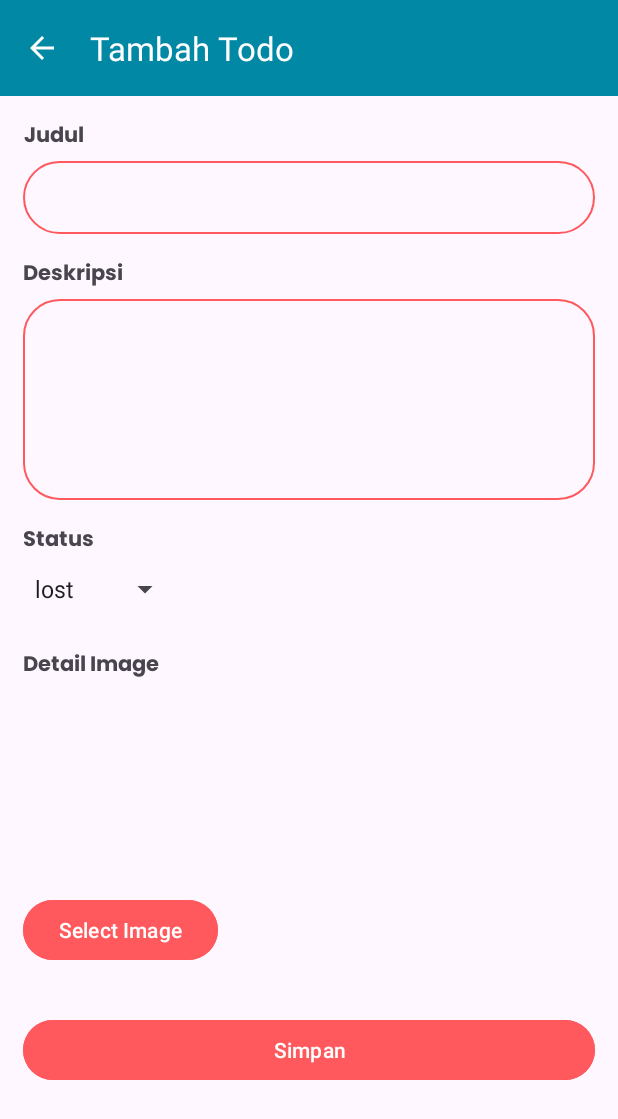
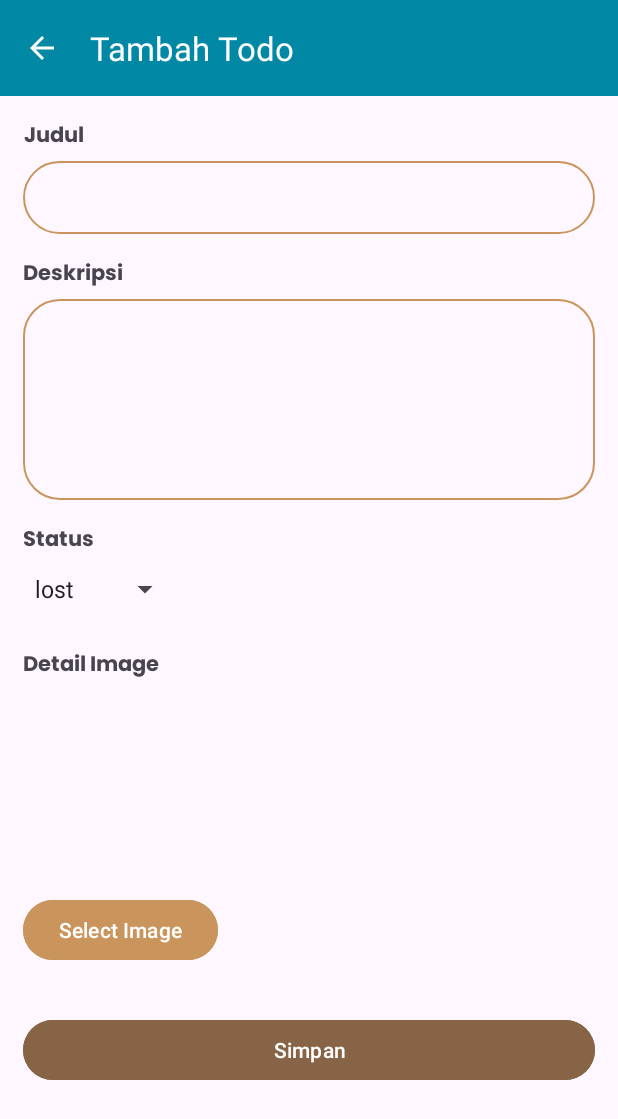
Before and after one commit to ifs21052-Emely-itdel/LostandFoundAPK, an Android app: the LostandFoundManageActivity screen opened directly, with no data from a screen before it, on a phone screen of 412 x 824 dp. Shown: the top 1119 px of the screen. Run offline under Robolectric (Android 15) with nearby library versions, the phone set to English and light mode, and no system bars; network calls fail; pictures from the network do not load.

Commit message:
error fix

```diff
--- a/app/src/main/AndroidManifest.xml
+++ b/app/src/main/AndroidManifest.xml
@@ -9,9 +9,9 @@
         android:allowBackup="true"
         android:dataExtractionRules="@xml/data_extraction_rules"
         android:fullBackupContent="@xml/backup_rules"
-        android:icon="@drawable/box"
+        android:icon="@drawable/lostfound"
         android:label="@string/app_name"
-        android:roundIcon="@drawable/box"
+        android:roundIcon="@drawable/lostfound"
         android:supportsRtl="true"
         android:theme="@style/Theme.LostAndFound"
         tools:targetApi="31">
--- a/app/src/main/java/com/ifs21048/lostandfound/presentation/lostandfound/LostandFoundDetailActivity.kt
+++ b/app/src/main/java/com/ifs21048/lostandfound/presentation/lostandfound/LostandFoundDetailActivity.kt
@@ -183,7 +183,7 @@ class LostandFoundDetailActivity : AppCompatActivity() {
                     val positiveButton = dialog.getButton(AlertDialog.BUTTON_POSITIVE)
                     val negativeButton = dialog.getButton(AlertDialog.BUTTON_NEGATIVE)
                     positiveButton.setTextColor(resources.getColor(R.color.green))
-                    negativeButton.setTextColor(resources.getColor(R.color.red))
+                    negativeButton.setTextColor(resources.getColor(R.color.choco))
                 }
 
 
--- a/app/src/main/res/drawable/rounded_corner.xml
+++ b/app/src/main/res/drawable/rounded_corner.xml
@@ -3,6 +3,6 @@
    android:shape="rectangle" >
 
     <corners android:radius="24dp"/>
-    <stroke android:width="1dip" android:color="@color/redish"/>
+    <stroke android:width="1dip" android:color="@color/chocis"/>
 
 </shape>
--- a/app/src/main/res/layout/activity_login.xml
+++ b/app/src/main/res/layout/activity_login.xml
@@ -89,7 +89,7 @@
             android:layout_marginEnd="24dp"
             android:padding="15dp"
             android:text="Login"
-            android:backgroundTint="@color/redish"
+            android:backgroundTint="@color/chocis"
             android:textSize="16sp"
             app:layout_constraintEnd_toEndOf="parent"
             app:layout_constraintHorizontal_bias="0.0"
@@ -127,7 +127,7 @@
             app:layout_constraintHorizontal_bias="0.498"
             app:layout_constraintStart_toStartOf="parent"
             app:layout_constraintTop_toBottomOf="@+id/textView"
-            app:srcCompat="@drawable/box" />
+            app:srcCompat="@drawable/lostfound" />
 
     </androidx.constraintlayout.widget.ConstraintLayout>
 </ScrollView>
--- a/app/src/main/res/layout/activity_lostand_found_detail.xml
+++ b/app/src/main/res/layout/activity_lostand_found_detail.xml
@@ -120,7 +120,7 @@
                     app:layout_constraintHorizontal_bias="0.498"
                     app:layout_constraintStart_toStartOf="parent"
                     app:layout_constraintTop_toBottomOf="@+id/tvLostandFoundDetailStatus"
-                    tools:srcCompat="@tools:sample/backgrounds/scenic" />
+                    tools:srcCompat="@tools:sample/avatars" />
 
             </androidx.constraintlayout.widget.ConstraintLayout>
         </androidx.cardview.widget.CardView>
--- a/app/src/main/res/layout/activity_lostand_found_manage.xml
+++ b/app/src/main/res/layout/activity_lostand_found_manage.xml
@@ -132,7 +132,7 @@
                 android:layout_width="0dp"
                 android:layout_height="wrap_content"
                 android:layout_marginTop="32dp"
-                android:backgroundTint="@color/redish"
+                android:backgroundTint="@color/choco"
                 android:text="Simpan"
                 android:textSize="14sp"
                 app:layout_constraintBottom_toBottomOf="parent"
@@ -162,14 +162,14 @@
                 app:layout_constraintHorizontal_bias="0.0"
                 app:layout_constraintStart_toStartOf="parent"
                 app:layout_constraintTop_toBottomOf="@+id/tvLostandFoundManageLabelImg"
-                tools:srcCompat="@tools:sample/backgrounds/scenic" />
+                tools:srcCompat="@tools:sample/avatars" />
 
             <Button
                 android:id="@+id/buttonLostandFound"
                 android:layout_width="wrap_content"
                 android:layout_height="wrap_content"
                 android:layout_marginTop="8dp"
-                android:backgroundTint="@color/redish"
+                android:backgroundTint="@color/chocis"
                 android:text="Select Image"
                 app:layout_constraintEnd_toEndOf="parent"
                 app:layout_constraintHorizontal_bias="0.0"
--- a/app/src/main/res/layout/activity_profile.xml
+++ b/app/src/main/res/layout/activity_profile.xml
@@ -26,7 +26,7 @@
             android:layout_marginTop="32dp"
             android:background="@color/white"
             android:padding="15dp"
-            app:srcCompat="@drawable/ic_person" />
+            app:srcCompat="@drawable/eme" />
 
         <TextView
             android:id="@+id/tvProfileName"
--- a/app/src/main/res/layout/activity_register.xml
+++ b/app/src/main/res/layout/activity_register.xml
@@ -98,7 +98,7 @@
             android:layout_width="144dp"
             android:layout_height="142dp"
             android:layout_marginTop="24dp"
-            android:src="@drawable/box"
+            android:src="@drawable/hand"
             app:layout_constraintEnd_toEndOf="parent"
             app:layout_constraintHorizontal_bias="0.498"
             app:layout_constraintStart_toStartOf="parent"
@@ -111,7 +111,7 @@
             android:layout_marginStart="24dp"
             android:layout_marginTop="48dp"
             android:layout_marginEnd="24dp"
-            android:backgroundTint="@color/redish"
+            android:backgroundTint="@color/chocis"
             android:padding="15dp"
             android:text="Register"
             android:textSize="16sp"
--- a/app/src/main/res/values/colors.xml
+++ b/app/src/main/res/values/colors.xml
@@ -2,7 +2,7 @@
 <resources>
     <color name="black">#FF000000</color>
     <color name="white">#FFFFFFFF</color>
-    <color name="redish">#FF595E</color>
-    <color name="red">#E74032</color>
-    <color name="green">#1DC65A</color>
+    <color name="chocis">#CA955C</color>
+    <color name="choco">#876445</color>
+    <color name="green">#76BA99</color>
 </resources>
```
Also changed, not shown: app/src/main/res/drawable/eme.jpg (added), app/src/main/res/drawable/hand.jpeg (added), app/src/main/res/drawable/img.png (added), app/src/main/res/drawable/login.jpeg (added), app/src/main/res/drawable/lostfound.jpeg (added), app/src/main/res/drawable/regist.jpeg (added), 5 other files.
